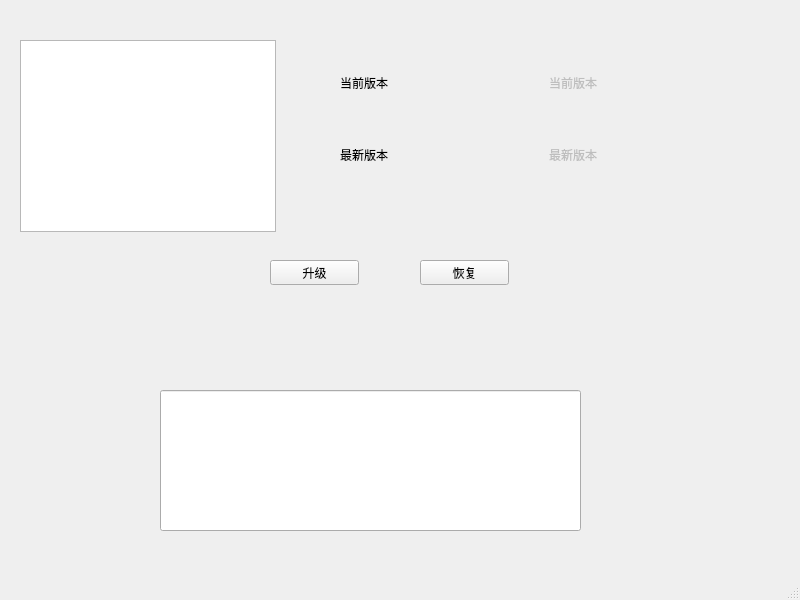
The window that mainwindow.ui (Taikongnaut123/OTA) describes before a commit, drawn with Qt 5.
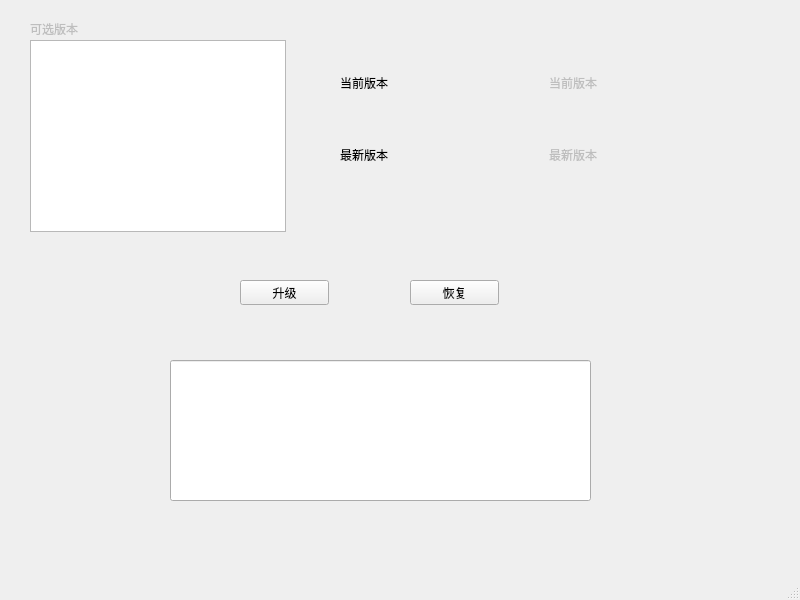
The same window after the commit.

Commit message: 修改可视化窗口,增加accessibleVersionLable

What changed in the file:
```diff
--- a/mainwindow.ui
+++ b/mainwindow.ui
@@ -80,8 +80,8 @@
    <widget class="QPushButton" name="upgrade_button">
     <property name="geometry">
      <rect>
-      <x>270</x>
-      <y>260</y>
+      <x>240</x>
+      <y>280</y>
       <width>89</width>
       <height>25</height>
      </rect>
@@ -93,8 +93,8 @@
    <widget class="QLineEdit" name="inputLineEdit">
     <property name="geometry">
      <rect>
-      <x>160</x>
-      <y>390</y>
+      <x>170</x>
+      <y>360</y>
       <width>421</width>
       <height>141</height>
      </rect>
@@ -103,8 +103,8 @@
    <widget class="QPushButton" name="recovery_button">
     <property name="geometry">
      <rect>
-      <x>420</x>
-      <y>260</y>
+      <x>410</x>
+      <y>280</y>
       <width>89</width>
       <height>25</height>
      </rect>
@@ -116,13 +116,29 @@
    <widget class="QListWidget" name="versionListWidget">
     <property name="geometry">
      <rect>
-      <x>20</x>
+      <x>30</x>
       <y>40</y>
       <width>256</width>
       <height>192</height>
      </rect>
     </property>
    </widget>
+   <widget class="QLabel" name="label">
+    <property name="enabled">
+     <bool>false</bool>
+    </property>
+    <property name="geometry">
+     <rect>
+      <x>30</x>
+      <y>20</y>
+      <width>67</width>
+      <height>17</height>
+     </rect>
+    </property>
+    <property name="text">
+     <string>可选版本</string>
+    </property>
+   </widget>
   </widget>
   <widget class="QMenuBar" name="menubar">
    <property name="geometry">
```
